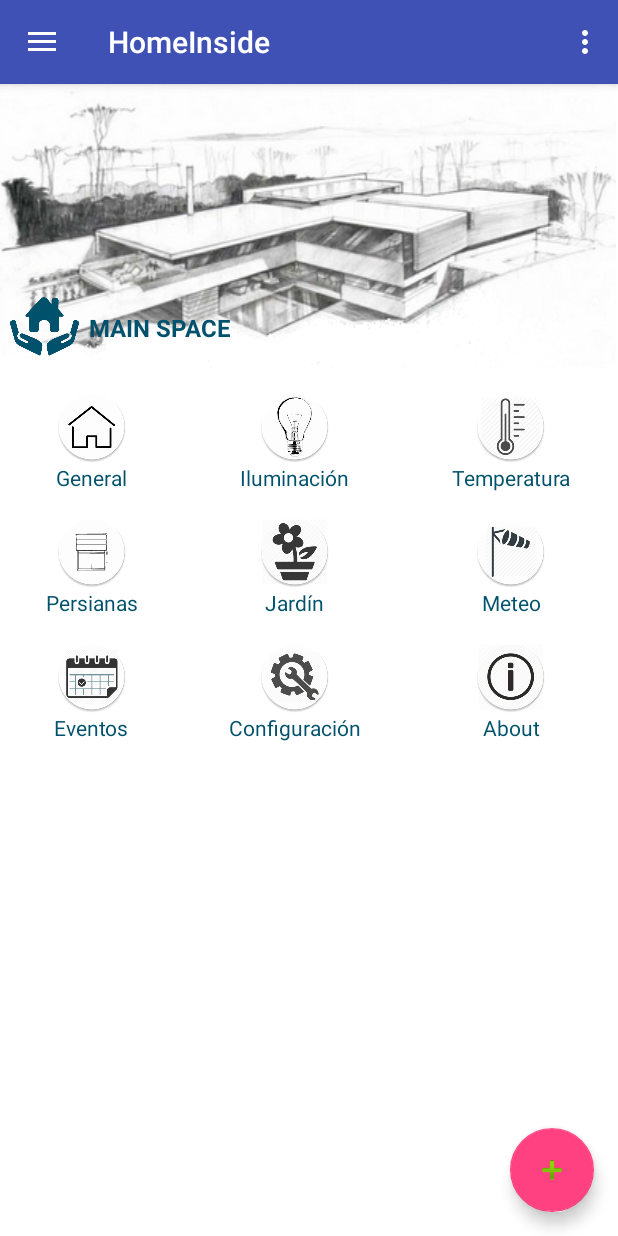
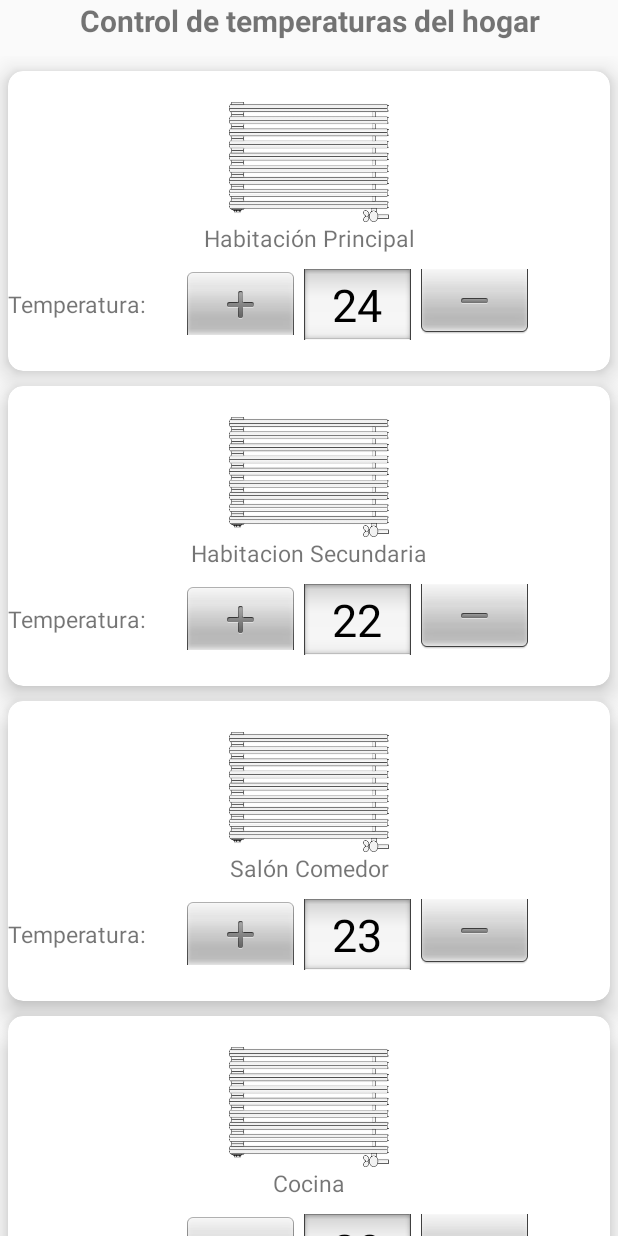
Before and after one commit to laVacaGo/HomeInside, an Android app: the MainActivity screen opened directly, with no data from a screen before it, after a tap on an icon or button, on a phone screen of 412 x 824 dp. Run offline under Robolectric (Android 15) with nearby library versions, the phone set to English and light mode, and no system bars; 1 statement that could not run was skipped.

Commit message:
He añadido temperaturaActivity

```diff
--- a/app/build.gradle
+++ b/app/build.gradle
@@ -28,5 +28,7 @@ dependencies {
     compile 'com.android.support:design:25.3.1'
     compile 'com.android.support.constraint:constraint-layout:1.0.2'
     compile 'com.android.support:support-v4:25.3.1'
+    compile 'com.android.support:cardview-v7:25.3.1'
+    compile 'com.android.support:recyclerview-v7:25.3.1'
     testCompile 'junit:junit:4.12'
 }
--- a/app/src/main/java/rodrigo/sdm/com/homeinside/MainActivity.java
+++ b/app/src/main/java/rodrigo/sdm/com/homeinside/MainActivity.java
@@ -23,6 +23,7 @@ public class MainActivity extends AppCompatActivity
     protected void onCreate(Bundle savedInstanceState) {
         super.onCreate(savedInstanceState);
         setContentView(R.layout.activity_main);
+
         Toolbar toolbar = (Toolbar) findViewById(R.id.toolbar);
         setSupportActionBar(toolbar);
 
@@ -61,6 +62,10 @@ public class MainActivity extends AppCompatActivity
                 break;
             case  R.id.button_about:
                 intent=new Intent(this,AboutActivity.class);
+                startActivity(intent);
+                break;
+            case R.id.button_temperatura:
+                intent = new Intent(this,TemperaturaActivity.class);
                 startActivity(intent);
                 break;
         }
--- /dev/null
+++ b/app/src/main/java/rodrigo/sdm/com/homeinside/TemperaturaActivity.java
@@ -0,0 +1,61 @@
+package rodrigo.sdm.com.homeinside;
+
+import android.os.Bundle;
+import android.support.design.widget.FloatingActionButton;
+import android.support.design.widget.Snackbar;
+import android.support.v7.app.AppCompatActivity;
+import android.support.v7.widget.LinearLayoutManager;
+import android.support.v7.widget.RecyclerView;
+import android.support.v7.widget.Toolbar;
+import android.view.MenuItem;
+import android.view.View;
+import android.view.inputmethod.InputMethodManager;
+import android.widget.LinearLayout;
+
+import java.util.ArrayList;
+
+import rodrigo.sdm.com.homeinside.adapters.TemperaturaAdapter;
+import rodrigo.sdm.com.homeinside.model.Temperatura;
+
+public class TemperaturaActivity extends AppCompatActivity {
+
+    @Override
+    protected void onCreate(Bundle savedInstanceState) {
+        super.onCreate(savedInstanceState);
+        setContentView(R.layout.activity_temperatura);
+
+        RecyclerView recyclerView = (RecyclerView) findViewById(R.id.reciclerView);
+        recyclerView.setHasFixedSize(true);
+
+        ArrayList<Temperatura> tmp = new ArrayList<>();
+        Temperatura temperatura = new Temperatura("Habitación Principal",24);
+        tmp.add(temperatura);
+        Temperatura temperatura2 = new Temperatura("Habitacion Secundaria",22);
+        tmp.add(temperatura2);
+        Temperatura temperatura3 = new Temperatura("Salón Comedor",23);
+        tmp.add(temperatura3);
+        Temperatura temperatura4 = new Temperatura("Cocina",20);
+        tmp.add(temperatura4);
+        Temperatura temperatura5 = new Temperatura("Baño",21);
+        tmp.add(temperatura5);
+
+        TemperaturaAdapter temperaturaAdapter = new TemperaturaAdapter(tmp);
+        recyclerView.setAdapter(temperaturaAdapter);
+        LinearLayoutManager layoutManager = new LinearLayoutManager(this);
+        layoutManager.setOrientation(LinearLayout.VERTICAL);
+        recyclerView.setLayoutManager(layoutManager);
+
+        hideSoftKeyboard();
+
+    }
+
+
+    public void hideSoftKeyboard() {
+        if(getCurrentFocus()!=null) {
+            InputMethodManager inputMethodManager = (InputMethodManager) getSystemService(INPUT_METHOD_SERVICE);
+            inputMethodManager.hideSoftInputFromWindow(getCurrentFocus().getWindowToken(), 0);
+        }
+    }
+
+
+}
--- /dev/null
+++ b/app/src/main/java/rodrigo/sdm/com/homeinside/adapters/TemperaturaAdapter.java
@@ -0,0 +1,42 @@
+package rodrigo.sdm.com.homeinside.adapters;
+
+import android.support.v7.widget.RecyclerView;
+import android.view.LayoutInflater;
+import android.view.View;
+import android.view.ViewGroup;
+
+import java.util.ArrayList;
+
+import rodrigo.sdm.com.homeinside.R;
+import rodrigo.sdm.com.homeinside.holders.TemperaturaViewHolder;
+import rodrigo.sdm.com.homeinside.model.Temperatura;
+
+/**
+ * Created by vicov on 24/04/2017.
+ */
+
+public class TemperaturaAdapter extends RecyclerView.Adapter<TemperaturaViewHolder> {
+
+    private ArrayList<Temperatura> temperaturas;
+
+    public TemperaturaAdapter(ArrayList<Temperatura> temperaturas) {
+        this.temperaturas = temperaturas;
+    }
+
+    @Override
+    public TemperaturaViewHolder onCreateViewHolder(ViewGroup parent, int viewType) {
+
+        View tempCard = LayoutInflater.from(parent.getContext()).inflate(R.layout.radiador_card,parent,false);
+        return new TemperaturaViewHolder(tempCard);
+    }
+
+    @Override
+    public void onBindViewHolder(TemperaturaViewHolder holder, int position) {
+        holder.updateUI(temperaturas.get(position));
+    }
+
+    @Override
+    public int getItemCount() {
+        return temperaturas.size();
+    }
+}
--- /dev/null
+++ b/app/src/main/java/rodrigo/sdm/com/homeinside/holders/TemperaturaViewHolder.java
@@ -0,0 +1,32 @@
+package rodrigo.sdm.com.homeinside.holders;
+
+import android.support.v7.widget.RecyclerView;
+import android.view.View;
+import android.widget.NumberPicker;
+import android.widget.TextView;
+
+import rodrigo.sdm.com.homeinside.R;
+import rodrigo.sdm.com.homeinside.model.Temperatura;
+
+/**
+ * Created by vicov on 24/04/2017.
+ */
+
+public class TemperaturaViewHolder extends RecyclerView.ViewHolder {
+    TextView title;
+    NumberPicker numberPicker;
+
+    public TemperaturaViewHolder(View itemView) {
+        super(itemView);
+        title = (TextView)itemView.findViewById(R.id.titleTemperatura);
+        numberPicker = (NumberPicker)itemView.findViewById(R.id.numberPicker);
+
+    }
+
+    public void updateUI(Temperatura tmp){
+        title.setText(tmp.getTitle());
+        numberPicker.setMaxValue(30);
+        numberPicker.setMinValue(18);
+        numberPicker.setValue(tmp.getTemperatura());
+    }
+}
--- /dev/null
+++ b/app/src/main/java/rodrigo/sdm/com/homeinside/model/Temperatura.java
@@ -0,0 +1,32 @@
+package rodrigo.sdm.com.homeinside.model;
+
+/**
+ * Created by vicov on 24/04/2017.
+ */
+
+public class Temperatura {
+    private String title;
+
+    public String getTitle() {
+        return title;
+    }
+
+    public void setTitle(String title) {
+        this.title = title;
+    }
+
+    public int getTemperatura() {
+        return temperatura;
+    }
+
+    public void setTemperatura(int temperatura) {
+        this.temperatura = temperatura;
+    }
+
+    private int temperatura;
+
+    public Temperatura(String title, int temperatura) {
+        this.title = title;
+        this.temperatura = temperatura;
+    }
+}
--- /dev/null
+++ b/app/src/main/res/layout/activity_temperatura.xml
@@ -0,0 +1,27 @@
+<?xml version="1.0" encoding="utf-8"?>
+<RelativeLayout xmlns:android="http://schemas.android.com/apk/res/android"
+    xmlns:tools="http://schemas.android.com/tools"
+    android:layout_width="match_parent"
+    android:layout_height="match_parent"
+    tools:context="rodrigo.sdm.com.homeinside.TemperaturaActivity">
+
+    <TextView
+        android:layout_width="match_parent"
+        android:layout_height="wrap_content"
+        android:id="@+id/titleActivity"
+        android:textSize="20dp"
+        android:text="Control de temperaturas del hogar"
+        android:gravity="center"
+        android:textStyle="normal|bold" />
+    <android.support.v7.widget.RecyclerView
+        android:layout_width="match_parent"
+        android:id="@+id/reciclerView"
+        android:layout_height="wrap_content"
+        android:layout_below="@id/titleActivity"
+        android:layout_marginTop="10dp"
+
+        >
+    </android.support.v7.widget.RecyclerView>
+
+
+</RelativeLayout>
--- /dev/null
+++ b/app/src/main/res/layout/radiador_card.xml
@@ -0,0 +1,70 @@
+<?xml version="1.0" encoding="utf-8"?>
+
+<android.support.v7.widget.CardView
+    xmlns:android="http://schemas.android.com/apk/res/android"
+    xmlns:card_view="http://schemas.android.com/apk/res-auto"
+    android:layout_width="match_parent"
+    android:layout_marginTop="10dp"
+    android:layout_marginLeft="5dp"
+    android:layout_marginRight="5dp"
+    android:layout_height="200dp"
+    card_view:cardElevation="10dp"
+    card_view:cardCornerRadius="10dp"
+    >
+
+    <LinearLayout
+        android:layout_width="match_parent"
+        android:layout_height="match_parent"
+        android:orientation="vertical"
+        android:gravity="center"
+        >
+
+        <ImageView
+            android:layout_width="match_parent"
+            android:layout_height="80dp"
+            android:id="@+id/cardTicketImage"
+            android:scaleType="fitCenter"
+            android:src="@drawable/radiador2"
+
+            />
+        <TextView
+            android:layout_width="match_parent"
+            android:layout_height="wrap_content"
+            android:text="Habitación: "
+            android:textSize="15dp"
+            android:textAlignment="center"
+            android:id="@+id/titleTemperatura"
+            />
+
+        <LinearLayout
+            android:layout_width="match_parent"
+            android:layout_height="wrap_content"
+            android:orientation="horizontal"
+            android:layout_marginTop="10dp"
+            >
+
+            <TextView
+                android:layout_width="wrap_content"
+                android:layout_height="wrap_content"
+                android:text="Temperatura: "
+                android:textSize="15dp"
+                android:layout_gravity="center"
+
+                />
+
+            <NumberPicker
+                android:layout_width="wrap_content"
+                android:layout_height="wrap_content"
+                android:id="@+id/numberPicker"
+                android:paddingLeft="20dp"
+                android:orientation="horizontal"
+                android:theme="@android:style/Theme.NoTitleBar.Fullscreen"
+
+                 />
+
+
+        </LinearLayout>
+
+    </LinearLayout>
+
+</android.support.v7.widget.CardView>
--- /dev/null
+++ b/app/src/main/res/values-v21/styles.xml
@@ -0,0 +1 @@
+<resources></resources>
--- /dev/null
+++ b/app/src/main/res/values-w820dp/dimens.xml
@@ -0,0 +1,6 @@
+<resources>
+    <!-- Example customization of dimensions originally defined in res/values/dimens.xml
+         (such as screen margins) for screens with more than 820dp of available width. This
+         would include 7" and 10" devices in landscape (~960dp and ~1280dp respectively). -->
+    <dimen name="activity_horizontal_margin">64dp</dimen>
+</resources>
--- a/app/src/main/res/values/strings.xml
+++ b/app/src/main/res/values/strings.xml
@@ -37,4 +37,5 @@
     <string name="hintUsuario">Introduzca su usuario</string>
     <string name="password">Contraseña</string>
     <string name="hintPassword">Introduzca su contraseña</string>
+    <string name="title_activity_temperatura">Temperatura</string>
 </resources>
```
Also changed, not shown: app/src/main/AndroidManifest.xml (+7 -2 lines), app/src/main/res/adapters/TicketsAdapter.java (added, +51 -0 lines), app/src/main/res/holders/TicketViewHolder.java (added, +42 -0 lines), app/src/main/res/drawable/radiador2.png (added).
